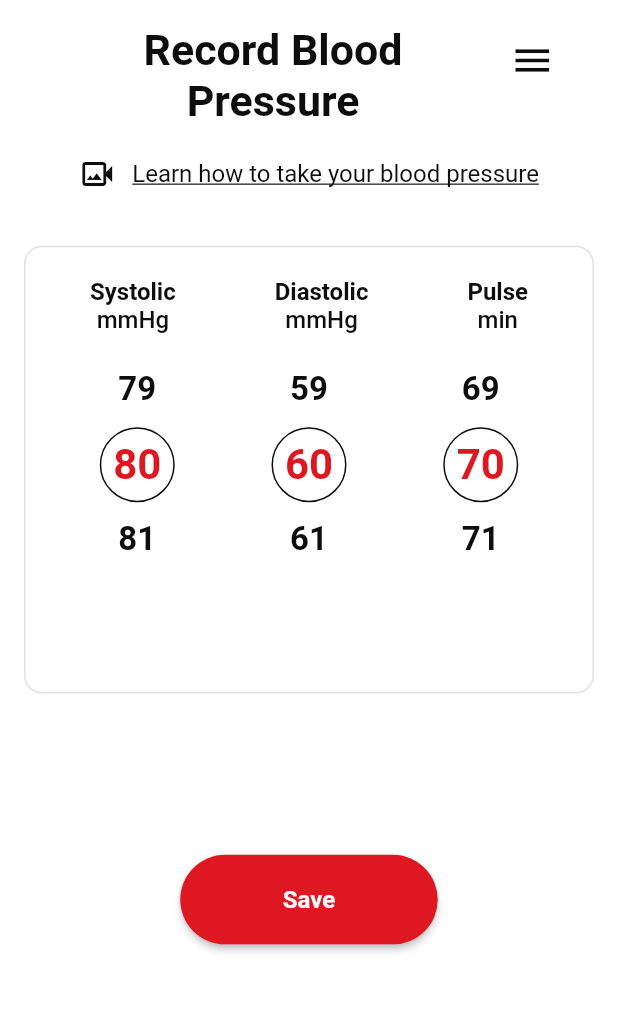
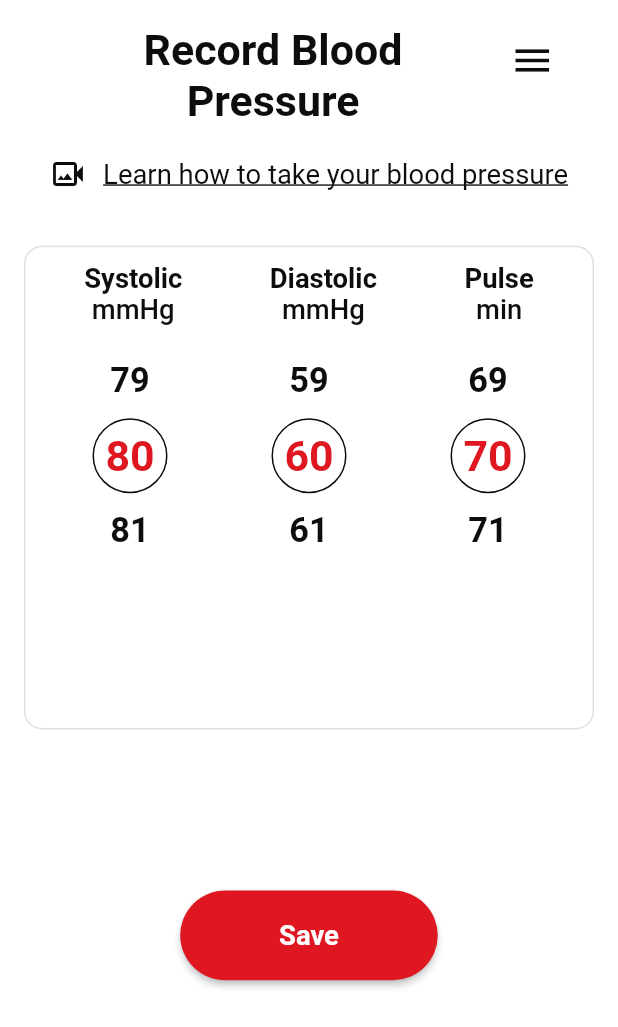
Before and after one commit to ranjanAbhi24/bp-treat, a Flutter app: the AddBPView screen opened by its route, on a phone screen of 412 x 824 dp. Shown: the top 1027 px of the screen. Run offline on Flutter 3.47's test engine with Material 2 defaults, Android fonts, the phone set to English and light mode, and no system bars; drawn by our look-alikes of numberpicker; our stand-ins replace firebase_core, firebase_messaging, fl_chart, flutter_easyloading, flutter_local_notifications, flutter_screenutil and 6 more; accounts and stored records are empty.

Commit message:
solve some ui bugs

```diff
--- a/lib/module/consult/view/profile_complete.dart
+++ b/lib/module/consult/view/profile_complete.dart
@@ -50,7 +50,7 @@
                     Image.asset(
                       "assets/images/welcome_three.png",
                     ),
-                     Text("Now that you have created a profile.\nyou will need to:",
+                     Text("Now that you have created a profile.You will need to:",
                      style: Theme.of(context).textTheme.subtitle1!.copyWith(
                        color: Colors.black,
                        fontWeight: FontWeight.w600
--- a/lib/module/dashboard/view/add_bp_view.dart
+++ b/lib/module/dashboard/view/add_bp_view.dart
@@ -70,8 +70,9 @@
                       height: 30.h,
                     ),
                     Container(
-                      padding: const EdgeInsets.symmetric(vertical: 20,horizontal: 10),
-                      height: 250.h,
+                      padding: const EdgeInsets.symmetric(vertical: 10,horizontal: 10),
+                      height: 270.h,
+
                       decoration: BoxDecoration(
 
                         border: Border.all(color: kGreyColor!),
@@ -166,15 +167,16 @@
                            height:10.h
                           ),
                            Row(
-                            mainAxisAlignment: MainAxisAlignment.spaceEvenly,
+
                              children: [
-                              NumberPicker(
+                               Expanded(
+                                 child: NumberPicker(
                                    textStyle: Theme.of(context)
                                        .textTheme
                                        .bodySmall
                                        ?.copyWith(
                                            fontWeight: FontWeight.w600,
-                                        fontSize: 22,
+                                           fontSize: 20.sp,
                                            color:
                                            // valuee == true
                                            //     ? kWhiteColor:
@@ -184,7 +186,7 @@
                                        .bodySmall
                                        ?.copyWith(
                                            fontWeight: FontWeight.w600,
-                                        fontSize: 28,
+                                           fontSize: 25.sp,
                                            color: kPrimaryColor),
                                    decoration: BoxDecoration(
                                        shape: BoxShape.circle,
@@ -201,7 +203,9 @@
                                    value: controller.systolicBPValue,
                                    onChanged: controller.onSystolicValueChange,
                                  ),
-                              NumberPicker(
+                               ),
+                                Expanded(
+                                  child: NumberPicker(
                                    minValue: 50,
                                    maxValue: 120,
                                    step: 1,
@@ -219,7 +223,7 @@
                                        .bodySmall
                                        ?.copyWith(
                                            fontWeight: FontWeight.w600,
-                                        fontSize: 22,
+                                           fontSize: 20.sp,
                                            color:
                                            // valuee == true
                                            //     ? kWhiteColor:
@@ -229,11 +233,13 @@
                                        .bodySmall
                                        ?.copyWith(
                                            fontWeight: FontWeight.w600,
-                                        fontSize: 28,
+                                           fontSize: 25.sp,
                                            color: kPrimaryColor),
                                ),
+                                ),
 
-                              NumberPicker(
+                                Expanded(
+                                  child: NumberPicker(
                                    decoration: BoxDecoration(
                                        shape: BoxShape.circle,
                                        border: Border.all(
@@ -251,7 +257,7 @@
                                        .bodySmall
                                        ?.copyWith(
                                            fontWeight: FontWeight.w600,
-                                        fontSize: 22,
+                                           fontSize: 20.sp,
                                            color:
                                            // valuee == true
                                            //     ? kWhiteColor:
@@ -261,8 +267,9 @@
                                        .bodySmall
                                        ?.copyWith(
                                            fontWeight: FontWeight.w600,
-                                        fontSize: 28,
+                                           fontSize: 25.sp,
                                            color: kPrimaryColor),
+                               ),
                                 ),
                              ],
                            ),
--- a/lib/module/dashboard/view/add_reminder.dart
+++ b/lib/module/dashboard/view/add_reminder.dart
@@ -228,7 +228,7 @@
                                 ),
                                 SizedBox(height: 10.h,),
                                 Container(
-                                  width: 120.w,
+                                  width: 110.w,
                                   height: 40.h,
                                   padding: const EdgeInsets.only(left: 10,right: 10),
                                   decoration: BoxDecoration(
--- a/lib/module/dashboard/view/menu_view.dart
+++ b/lib/module/dashboard/view/menu_view.dart
@@ -19,9 +19,9 @@
          child: Container(
            color: Colors.red[100],
            padding:  const EdgeInsets.symmetric(horizontal: 16, vertical: 16),
-          child: Column(
-            crossAxisAlignment: CrossAxisAlignment.start,
-
+           child: ListView(
+             //crossAxisAlignment: CrossAxisAlignment.start,
+shrinkWrap: true,
              children: [
                Row(
                mainAxisAlignment: MainAxisAlignment.start,
--- a/lib/module/doctor/view/doctor_virtual_visit.dart
+++ b/lib/module/doctor/view/doctor_virtual_visit.dart
@@ -30,7 +30,8 @@
           body: GetBuilder<DoctorController>(
             init: DoctorController(),
             builder: (controller){
-              return Container(
+              return SingleChildScrollView(
+                child: Container(
                   padding: const EdgeInsets.only(left: 30,right: 30,bottom: 20),
                   child: Center(
                     child: Column(
@@ -189,6 +190,7 @@
                       ],
                     ),
                   ),
+                ),
               );
             },
           )
--- a/lib/widget/common_elevated_button.dart
+++ b/lib/widget/common_elevated_button.dart
@@ -33,9 +33,11 @@
       ),
       onPressed: onTap,
       child: Text(
+        maxLines:1,
         title,
        style: Theme.of(context).textTheme.bodyText1!.copyWith(
-         color: textColor
+         color: textColor,
+
        ))
     );
   }
```
Also changed, not shown: lib/module/auth/view/otp_screen.dart (+6 -4 lines), lib/module/consult/view/add_health_profile.dart (+8 -13 lines), lib/utils/app_theme.dart (+10 -10 lines), lib/widget/common_dropdown.dart (+5 -2 lines). Lines whose indentation alone changed are shown as unchanged.
